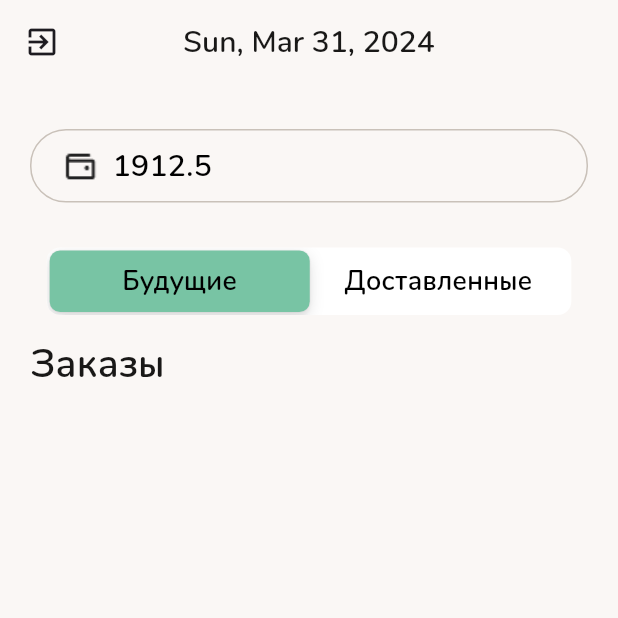
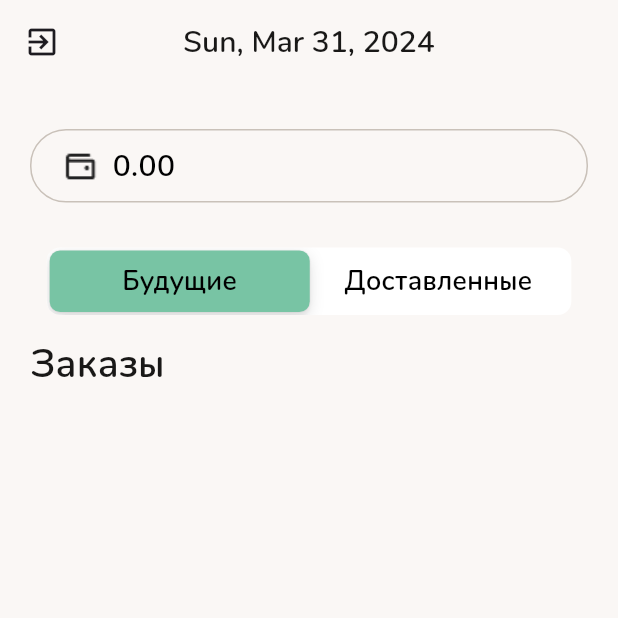
Before and after one commit to Epl-Grey/iiko_delivery, a Flutter app: the HomePage screen opened by its route, on a phone screen of 412 x 824 dp, the top half of it. Run offline on Flutter 3.47's test engine with Material 3 defaults, Android fonts, the phone set to English and light mode, and no system bars; our stand-ins replace bloc, dartz, decimal, equatable, flutter_bloc, geocoding and 6 more; missing offline and left inert: dart:ffi; accounts and stored records are empty; network calls fail.

Commit message:
Added daily salary and fixed cost of orders

```diff
--- a/lib/feature/data/models/order_model.dart
+++ b/lib/feature/data/models/order_model.dart
@@ -7,7 +7,6 @@ class OrderModel extends OrderEntity {
     required super.id,
     required super.orderNumber,
     required super.address,
-    required super.cost,
     required super.isDelivered,
     required super.clientPhone,
     required super.clientName,
@@ -19,7 +18,6 @@ class OrderModel extends OrderEntity {
       id: map['id'] as int,
       orderNumber: map['order_number'] as String,
       address: map['address'] as String,
-      cost: Decimal.fromJson(map['cost'].toString()),
       isDelivered: map['is_delivered'] as bool,
       clientPhone: map['client_phone'] as String,
       clientName: map['client_name'] as String,
@@ -32,7 +30,6 @@ class OrderModel extends OrderEntity {
       'id': id,
       'orderNumber': orderNumber,
       'address': address,
-      'cost': cost,
       'isDelivered': isDelivered,
       'clientPhone': clientPhone,
       'clientName': clientName,
--- a/lib/feature/domain/entities/order_entity.dart
+++ b/lib/feature/domain/entities/order_entity.dart
@@ -7,7 +7,6 @@ class OrderEntity extends Equatable{
   final int id;
   final String orderNumber;
   final String address;
-  final Decimal cost;
   final bool isDelivered;
   final String clientPhone;
   final String clientName;
@@ -17,7 +16,6 @@ class OrderEntity extends Equatable{
     required this.id,
     required this.orderNumber,
     required this.address,
-    required this.cost,
     required this.isDelivered,
     required this.clientPhone,
     required this.clientName,
@@ -25,5 +23,5 @@ class OrderEntity extends Equatable{
   });
 
   @override
-  get props => [id, orderNumber, address, cost, isDelivered, clientPhone, clientName, orderDate];
+  get props => [id, orderNumber, address, isDelivered, clientPhone, clientName, orderDate];
 }
--- a/lib/feature/domain/usecases/get_user_orders_by_day.dart
+++ b/lib/feature/domain/usecases/get_user_orders_by_day.dart
@@ -29,7 +29,6 @@ class GetUserOrdersByDay extends UseCase<List<OrderEntity>, OrdersByDayParams> {
     final response = await orderRepository.getUserOrdersByDateRange(startDate, endDate, isDelivered: params.isDelivered);
     return response;
   }
-
 }
 
 class OrdersByDayParams extends Equatable{
--- /dev/null
+++ b/lib/feature/presentation/bloc/daily_salary_cubit/daily_salary_cubit.dart
@@ -0,0 +1,56 @@
+// ignore_for_file: unused_local_variable
+
+import 'package:bloc/bloc.dart';
+import 'package:decimal/decimal.dart';
+import 'package:equatable/equatable.dart';
+import 'package:flutter/material.dart';
+import 'package:iiko_delivery/feature/data/models/item_model.dart';
+import 'package:iiko_delivery/feature/domain/entities/item_entity.dart';
+import 'package:iiko_delivery/feature/domain/usecases/get_order_items.dart';
+import 'package:iiko_delivery/feature/domain/usecases/get_user_orders_by_day.dart';
+
+part 'daily_salary_state.dart';
+
+class DailySalaryCubit extends Cubit<DailySalaryState> {
+  final GetUserOrdersByDay getUserOrdersByDay;
+  final GetOrderItems getOrderItems;
+
+  DailySalaryCubit({required this.getUserOrdersByDay, required this.getOrderItems})
+      : super(DailySalaryInitial());
+
+  getDailySalary() async {
+    emit(DailySalaryLoading());
+
+    final today = DateTime.now();
+
+    final ordersResponse = await getUserOrdersByDay(OrdersByDayParams(
+        year: today.year,
+        month: today.month,
+        day: today.day,
+        isDelivered: true));
+
+    Decimal salary = Decimal.fromInt(0);
+
+    ordersResponse.fold(
+      (failure) => emit(DailySalaryFailure(message: failure.toString())),
+      (orders) async  {
+        List<ItemEntity> items = [];
+
+        for (var order in orders){
+          final itemsResponse = await getOrderItems(ItemParams(orderId: int.parse(order.orderNumber)));
+          itemsResponse.fold(
+            (failure) => emit(DailySalaryFailure(message: failure.toString())),
+            (itemsFromResponse) => itemsFromResponse.forEach(items.add)
+          );
+        }
+
+        if(state is DailySalaryFailure) return;
+
+        for(var item in items){
+          salary += item.cost;
+        }
+        emit(DailySalarySuccess(salary: salary));
+      }
+    );
+  }
+}
--- /dev/null
+++ b/lib/feature/presentation/bloc/daily_salary_cubit/daily_salary_state.dart
@@ -0,0 +1,30 @@
+part of 'daily_salary_cubit.dart';
+
+sealed class DailySalaryState extends Equatable {
+  const DailySalaryState();
+
+  @override
+  List<Object> get props => [];
+}
+
+final class DailySalaryInitial extends DailySalaryState {}
+
+final class DailySalaryLoading extends DailySalaryState {}
+
+final class DailySalarySuccess extends DailySalaryState {
+  final Decimal salary;
+
+  const DailySalarySuccess({required this.salary});
+
+  @override
+  get props => [salary];
+}
+
+final class DailySalaryFailure extends DailySalaryState {
+  final String message;
+
+  const DailySalaryFailure({required this.message});
+
+  @override
+  get props => [message];
+}
--- a/lib/feature/presentation/bloc/order_cubit/order_cubit.dart
+++ b/lib/feature/presentation/bloc/order_cubit/order_cubit.dart
@@ -1,19 +1,31 @@
 import 'package:flutter_bloc/flutter_bloc.dart';
 import 'package:iiko_delivery/feature/domain/usecases/get_user_orders.dart';
+import 'package:iiko_delivery/feature/domain/usecases/get_user_orders_by_day.dart';
 import 'package:iiko_delivery/feature/presentation/bloc/order_cubit/order_state.dart';
 
 class OrderCubit extends Cubit<OrderState> {
   final GetUserOrders getUserOrdersUseCase;
+  final GetUserOrdersByDay getUserOrdersByDay;
+
   OrderCubit(
     this.getUserOrdersUseCase,
+    this.getUserOrdersByDay,
   ) : super(OrderInitial());
 
   getUserOrders(bool isDelivered) async {
     emit(OrderLoadingState());
 
-    final response = await getUserOrdersUseCase(OrderParams(isDelivered: isDelivered));
+    final today = DateTime.now();
 
-    response.fold((fail) => emit(GetUserOrdersFailState(message: fail.toString())),
+    final response = isDelivered
+        ? await getUserOrdersByDay(OrdersByDayParams(
+            year: today.year,
+            month: today.month,
+            day: today.day,
+            isDelivered: true))
+        : await getUserOrdersUseCase(const OrderParams(isDelivered: false));
+    response.fold(
+        (fail) => emit(GetUserOrdersFailState(message: fail.toString())),
         (success) => emit(GetUserOrdersSuccessState(orders: success)));
   }
 }
--- /dev/null
+++ b/lib/feature/presentation/bloc/orders_cost_cubit/orders_cost_cubit.dart
@@ -0,0 +1,63 @@
+import 'package:bloc/bloc.dart';
+import 'package:decimal/decimal.dart';
+import 'package:equatable/equatable.dart';
+import 'package:iiko_delivery/feature/domain/entities/item_entity.dart';
+import 'package:iiko_delivery/feature/domain/usecases/get_order_items.dart';
+import 'package:iiko_delivery/feature/domain/usecases/get_user_orders.dart';
+import 'package:iiko_delivery/feature/domain/usecases/get_user_orders_by_day.dart';
+
+part 'orders_cost_state.dart';
+
+class OrdersCostCubit extends Cubit<OrdersCostState> {
+  final GetUserOrders getUserOrders;
+  final GetUserOrdersByDay getUserOrdersByDay;
+
+  final GetOrderItems getOrderItems;
+
+  OrdersCostCubit(
+      {required this.getUserOrders,
+      required this.getUserOrdersByDay,
+      required this.getOrderItems})
+      : super(OrdersCostInitial());
+
+  getOrdersCost(bool isDelivered) async {
+    emit(OrdersCostLoading());
+
+    final today = DateTime.now();
+
+    final response = isDelivered
+        ? await getUserOrdersByDay(OrdersByDayParams(
+            year: today.year,
+            month: today.month,
+            day: today.day,
+            isDelivered: true))
+        : await getUserOrders(const OrderParams(isDelivered: false));
+
+    response.fold(
+        (fail) => emit(OrdersCostFailure(message: fail.toString())),
+        (orders) async {
+          Map<int, Decimal> costs = {};
+
+          for (final order in orders){
+            final itemsResponse = await getOrderItems(ItemParams(orderId: int.parse(order.orderNumber)));
+
+            itemsResponse.fold(
+              (failure) => emit(OrdersCostFailure(message: failure.toString())),
+              (itemsFromResponse) {
+                costs.putIfAbsent(order.id, () {
+                  Decimal orderCost = Decimal.zero;
+                  for(final item in itemsFromResponse){
+                    orderCost += item.cost;
+                  }
+                  return orderCost;
+                });
+              }
+            );
+          }
+
+          if(state is OrdersCostFailure) return;
+
+          emit(OrdersCostSuccess(costs: costs));
+        });
+  }
+}
--- /dev/null
+++ b/lib/feature/presentation/bloc/orders_cost_cubit/orders_cost_state.dart
@@ -0,0 +1,30 @@
+part of 'orders_cost_cubit.dart';
+
+sealed class OrdersCostState extends Equatable {
+  const OrdersCostState();
+
+  @override
+  List<Object> get props => [];
+}
+
+final class OrdersCostInitial extends OrdersCostState {}
+
+final class OrdersCostLoading extends OrdersCostState {}
+
+final class OrdersCostSuccess extends OrdersCostState {
+  final Map<int, Decimal> costs;
+
+  const OrdersCostSuccess({required this.costs});
+
+  @override
+  get props => [costs];
+}
+
+final class OrdersCostFailure extends OrdersCostState {
+  final String message;
+
+  const OrdersCostFailure({required this.message});
+
+  @override
+  get props => [message];
+}
--- a/lib/feature/presentation/pages/order_screen.dart
+++ b/lib/feature/presentation/pages/order_screen.dart
@@ -1,6 +1,8 @@
 import 'package:flutter/cupertino.dart';
 import 'package:flutter/material.dart';
 import 'package:flutter_bloc/flutter_bloc.dart';
+import 'package:iiko_delivery/feature/presentation/bloc/daily_salary_cubit/daily_salary_cubit.dart';
+import 'package:iiko_delivery/feature/presentation/bloc/orders_cost_cubit/orders_cost_cubit.dart';
 import 'package:intl/intl.dart';
 import 'package:iiko_delivery/feature/presentation/bloc/order_cubit/order_cubit.dart';
 import 'package:iiko_delivery/feature/presentation/bloc/order_cubit/order_state.dart';
@@ -22,8 +24,9 @@ class _HomePageState extends State<HomePage> {
   late bool isDelivered = false;
   @override
   Widget build(BuildContext context) {
-
     context.read<OrderCubit>().getUserOrders(isDelivered);
+    context.read<DailySalaryCubit>().getDailySalary();
+    context.read<OrdersCostCubit>().getOrdersCost(isDelivered);
     return Scaffold(
       appBar: AppBar(
         centerTitle: true,
@@ -72,7 +75,24 @@ class _HomePageState extends State<HomePage> {
                     const SizedBox.square(
                       dimension: 10,
                     ),
-                    const Text('1912.5',
+                    BlocBuilder<DailySalaryCubit, DailySalaryState>(
+                      builder: (context, state) {
+                        if (state is DailySalarySuccess) {
+                          return Text(state.salary.toStringAsFixed(2),
+                              style: const TextStyle(
+                                color: Colors.black,
+                                fontSize: 20,
+                                fontFamily: 'Nunito',
+                                fontWeight: FontWeight.w500,
+                                height: 0,
+                              ));
+                        } else if (state is DailySalaryFailure) {
+                          return Center(
+                            child: Text(state.message),
+                          );
+                        } else {
+                          return const Center(
+                            child: Text('Loading...',
                                 style: TextStyle(
                                   color: Colors.black,
                                   fontSize: 20,
@@ -80,6 +100,10 @@ class _HomePageState extends State<HomePage> {
                                   fontWeight: FontWeight.w500,
                                   height: 0,
                                 )),
+                          );
+                        }
+                      },
+                    ),
                   ],
                 ),
               ),
@@ -97,7 +121,6 @@ class _HomePageState extends State<HomePage> {
                       backgroundColor: Colors.white,
                       children: {
                         0: buildSegment('Будущие'),
-
                         1: buildSegment('Доставленные')
                       },
                       onValueChanged: (groupValue) {
--- a/lib/feature/presentation/widgets/order_list_item.dart
+++ b/lib/feature/presentation/widgets/order_list_item.dart
@@ -1,5 +1,7 @@
 import 'package:flutter/material.dart';
+import 'package:flutter_bloc/flutter_bloc.dart';
 import 'package:iiko_delivery/feature/domain/entities/order_entity.dart';
+import 'package:iiko_delivery/feature/presentation/bloc/orders_cost_cubit/orders_cost_cubit.dart';
 
 class OrderListItem extends StatefulWidget {
   final OrderEntity orderModel;
@@ -43,7 +45,17 @@ class _OrderListItemState extends State<OrderListItem> {
                 crossAxisAlignment: CrossAxisAlignment.start,
                 children: [
                   Text('№ ${widget.orderModel.orderNumber}'),
-                  Text(widget.orderModel.cost.toString())
+                  BlocBuilder<OrdersCostCubit, OrdersCostState>(
+                    builder: (context, state) {
+                      if(state is OrdersCostSuccess){
+                        return Text(state.costs[widget.orderModel.id]!.toStringAsFixed(2));
+                      }else if(state is OrdersCostFailure){
+                        return Text(state.message);
+                      }else{
+                        return const Text('Loading...');
+                      }
+                    },
+                  ),
                 ],
               )),
             ],
--- a/lib/locator_service.dart
+++ b/lib/locator_service.dart
@@ -12,7 +12,10 @@ import 'package:iiko_delivery/feature/domain/repositories/order_repository.dart'
 import 'package:iiko_delivery/feature/domain/usecases/get_order_items.dart';
 import 'package:iiko_delivery/feature/domain/usecases/get_phone_location.dart';
 import 'package:iiko_delivery/feature/domain/usecases/get_user_orders.dart';
+import 'package:iiko_delivery/feature/domain/usecases/get_user_orders_by_day.dart';
+import 'package:iiko_delivery/feature/domain/usecases/get_user_orders_by_month.dart';
 import 'package:iiko_delivery/feature/domain/usecases/set_order_is_delivered.dart';
+import 'package:iiko_delivery/feature/presentation/bloc/daily_salary_cubit/daily_salary_cubit.dart';
 import 'package:iiko_delivery/feature/presentation/bloc/item_cubit/item_cubit.dart';
 import 'package:iiko_delivery/feature/presentation/bloc/location_cubit/location_cubit.dart';
 import 'package:iiko_delivery/feature/presentation/bloc/order_cubit/order_cubit.dart';
@@ -21,6 +24,7 @@ import 'package:iiko_delivery/feature/data/datasources/user_remote_data_source.d
 import 'package:iiko_delivery/feature/data/repositories/user_repository_impl.dart';
 import 'package:iiko_delivery/feature/domain/repositories/user_repository.dart';
 import 'package:iiko_delivery/feature/domain/usecases/sign_in_user.dart';
+import 'package:iiko_delivery/feature/presentation/bloc/orders_cost_cubit/orders_cost_cubit.dart';
 import 'package:iiko_delivery/feature/presentation/bloc/sign_in_cubit/sign_in_cubit.dart';
 
 import 'package:internet_connection_checker/internet_connection_checker.dart';
@@ -30,10 +34,14 @@ final GetIt sl = GetIt.instance;
 
 Future<void> init() async {
   // Bloc / Cubit
-  sl.registerFactory<OrderCubit>(() => OrderCubit(sl()));
+  sl.registerFactory<OrderCubit>(() => OrderCubit(sl(), sl()));
   sl.registerFactory<SignInUserCubit>(() => SignInUserCubit(signInUser: sl()));
   sl.registerFactory<ItemCubit>(() => ItemCubit(sl()));
   sl.registerFactory<LocationCubit>(() => LocationCubit(sl()));
+  sl.registerFactory<DailySalaryCubit>(
+      () => DailySalaryCubit(getUserOrdersByDay: sl(), getOrderItems: sl()));
+  sl.registerFactory<OrdersCostCubit>(() => OrdersCostCubit(
+      getUserOrders: sl(), getUserOrdersByDay: sl(), getOrderItems: sl()));
 
   // UseCases
   sl.registerLazySingleton<GetUserOrders>(
@@ -45,6 +53,10 @@ Future<void> init() async {
       () => SetOrderIsDelivered(orderRepository: sl()));
   sl.registerLazySingleton<GetPhoneLocation>(
       () => GetPhoneLocation(locationRepository: sl()));
+  sl.registerLazySingleton<GetUserOrdersByDay>(
+      () => GetUserOrdersByDay(orderRepository: sl()));
+  sl.registerLazySingleton<GetUserOrdersByMonth>(
+      () => GetUserOrdersByMonth(orderRepository: sl()));
 
   // Repository
   sl.registerLazySingleton<OrderRepository>(
--- a/lib/main.dart
+++ b/lib/main.dart
@@ -1,9 +1,11 @@
 import 'package:flutter/material.dart';
 import 'package:flutter_bloc/flutter_bloc.dart';
 import 'package:geolocator/geolocator.dart';
+import 'package:iiko_delivery/feature/presentation/bloc/daily_salary_cubit/daily_salary_cubit.dart';
 import 'package:iiko_delivery/feature/presentation/bloc/item_cubit/item_cubit.dart';
 import 'package:iiko_delivery/feature/presentation/bloc/location_cubit/location_cubit.dart';
 import 'package:iiko_delivery/feature/presentation/bloc/order_cubit/order_cubit.dart';
+import 'package:iiko_delivery/feature/presentation/bloc/orders_cost_cubit/orders_cost_cubit.dart';
 import 'package:iiko_delivery/feature/presentation/pages/order_detail_screen.dart';
 import 'package:iiko_delivery/feature/presentation/pages/order_screen.dart';
 import 'package:iiko_delivery/feature/presentation/bloc/sign_in_cubit/sign_in_cubit.dart';
@@ -53,6 +55,12 @@ class MyApp extends StatelessWidget {
         BlocProvider<LocationCubit>(
           create: (context) => sl<LocationCubit>(),
         ),
+        BlocProvider<DailySalaryCubit>(
+          create: (context) => sl<DailySalaryCubit>(),
+        ),
+        BlocProvider<OrdersCostCubit>(
+          create: (context) => sl<OrdersCostCubit>(),
+        ),
       ],
       child: MaterialApp(
         debugShowCheckedModeBanner: false,
```
Also changed, not shown: lib/feature/data/datasources/order_remote_data_source.dart (+8 -0 lines). Lines whose indentation alone changed are shown as unchanged.
